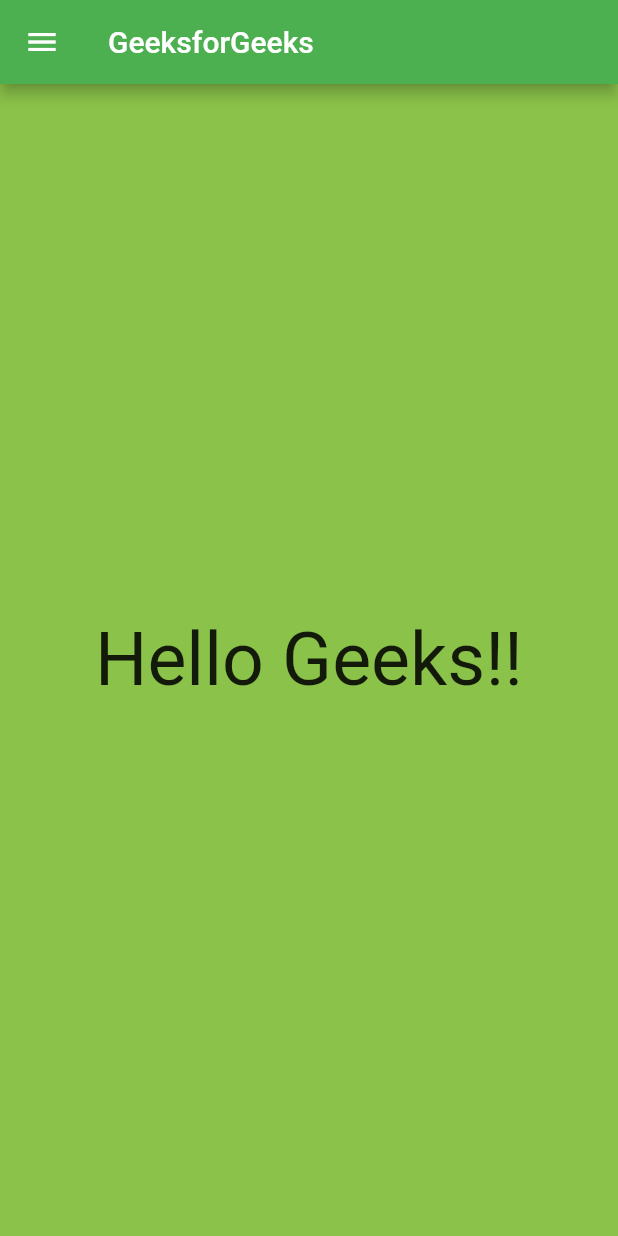
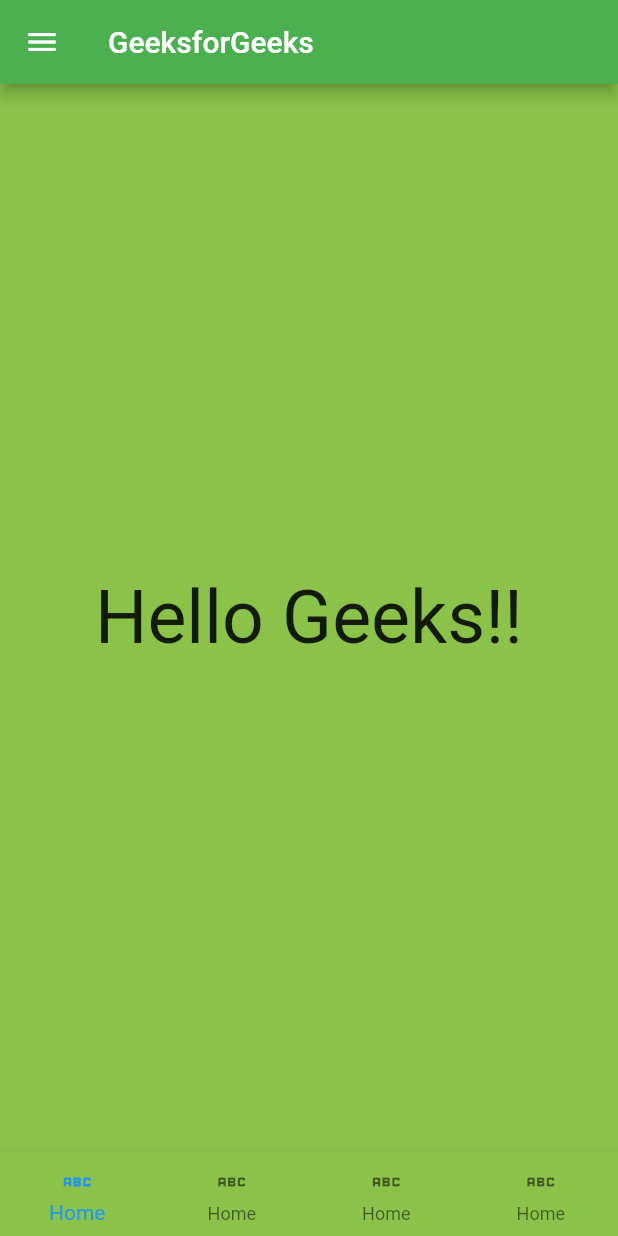
Before and after one commit to chrisokoriedev/firstclass, a Flutter app: the screen it shows after launch, on a phone screen of 412 x 824 dp. Run offline on Flutter 3.47's test engine with Material 2 defaults, Android fonts, the phone set to English and light mode, and no system bars.

Commit message:
added bottom nav

```diff
--- a/lib/main.dart
+++ b/lib/main.dart
@@ -16,7 +16,46 @@ class _MyAppState extends State<MyApp> {
     return MaterialApp(
       home: Scaffold(
         drawer: Drawer(
-            backgroundColor: Colors.green[200], child: ListView(children: [])),
+          backgroundColor: Colors.green[200],
+          child: ListView(
+            children: [
+              const DrawerHeader(
+                decoration: BoxDecoration(color: Colors.lime),
+                child: FlutterLogo(
+                  size: 10,
+                ),
+              ),
+              ListTile(
+                hoverColor: Colors.amber,
+                onTap: () {},
+                leading: Icon(Icons.home),
+                title: Text('Home'),
+                trailing: Icon(Icons.arrow_circle_right),
+              ),
+              ListTile(
+                hoverColor: Colors.amber,
+                onTap: () {},
+                leading: Icon(Icons.shop),
+                title: Text('shop'),
+                trailing: Icon(Icons.arrow_circle_right),
+              ),
+              ListTile(
+                hoverColor: Colors.amber,
+                onTap: () {},
+                leading: Icon(Icons.shopping_cart_outlined),
+                title: Text('order'),
+                trailing: Icon(Icons.arrow_circle_right),
+              ),
+              ListTile(
+                hoverColor: Colors.amber,
+                onTap: () {},
+                leading: Icon(Icons.exit_to_app),
+                title: Text('logout'),
+                trailing: Icon(Icons.arrow_circle_right),
+              ),
+            ],
+          ),
+        ),
         backgroundColor: Colors.lightGreen,
         appBar: AppBar(
           backgroundColor: Colors.green,
@@ -32,6 +71,16 @@ class _MyAppState extends State<MyApp> {
               ),
             ),
           ],
+        ),
+        bottomNavigationBar: BottomNavigationBar(
+          type: BottomNavigationBarType.fixed,
+          backgroundColor: Colors.lightGreen,
+          items: [
+            BottomNavigationBarItem(icon: Icon(Icons.abc), label: 'Home'),
+            BottomNavigationBarItem(icon: Icon(Icons.abc), label: 'Home'),
+            BottomNavigationBarItem(icon: Icon(Icons.abc), label: 'Home'),
+            BottomNavigationBarItem(icon: Icon(Icons.abc), label: 'Home'),
+          ],
         ), // Container
       ), // Scaffold
     ); // MaterialApp
```
